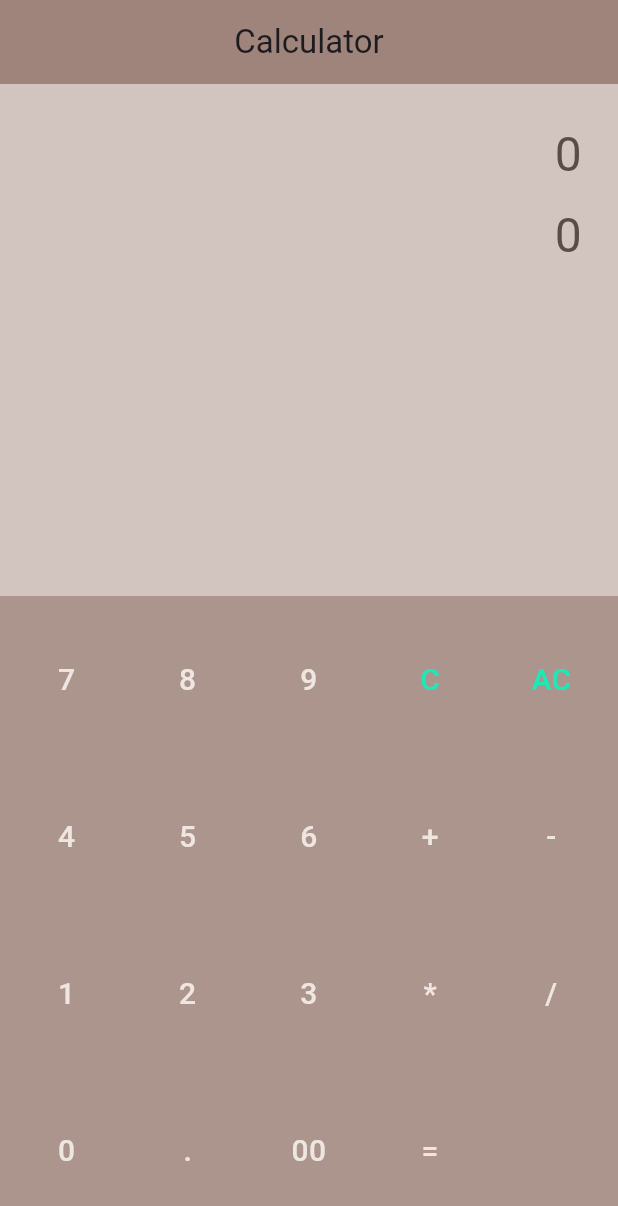
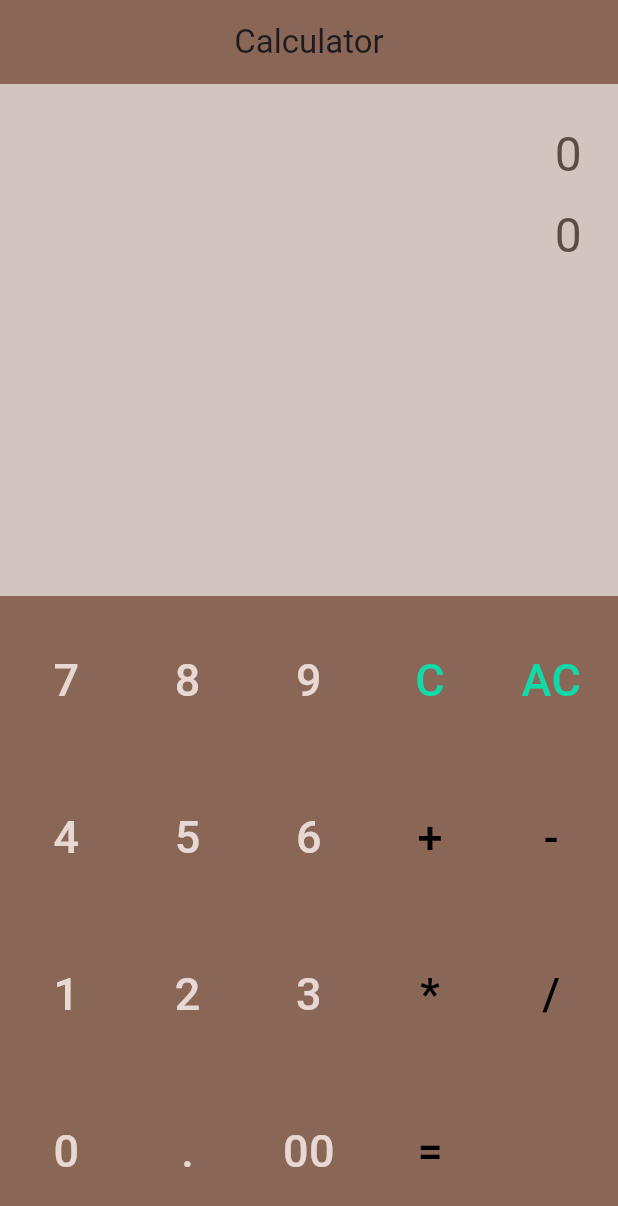
Before and after one commit to Selvam-T/mobile_piscine, a Flutter app: the screen it shows after launch, on a phone screen of 412 x 824 dp. Shown: the top 1206 px of the screen. Run offline on Flutter 3.47's test engine with Material 3 defaults, Android fonts, the phone set to English and light mode, and no system bars; our stand-ins replace cloud_firestore, firebase_auth, firebase_core, geocoding, geolocator, google_sign_in and 1 more; accounts and stored records are empty.

Commit message:
calculator_app and diary_app improvements

```diff
--- a/Docs/Coding_notes.txt
+++ b/Docs/Coding_notes.txt
@@ -182,7 +182,6 @@ ex00:
 
 ex01: Profile Page
 
-
 - create Firestore database collection id, Add fields
 - add the cloud_firestore dependency and
 - update its SDK cache
@@ -243,6 +242,13 @@ ex01: Profile Page
 
 mobileModule05
 --------------
+GitHub login is configured at the Firebase project Auth provider level, not per Android package.
+    - Both apps use the same Firebase project: diary-app-20745
+
+Google is different on Android because Google sign-in checks the Android app package and SHA certificate.
+    - That is why Module 05 needed its own Android registration and SHA setup.
+    - refer to mobileModule04/Docs/firebase_auth_setup.md
+
 - advanced_diary_app
 
 - copied over lib, test, assets folder
--- a/Docs/Evaluation_notes.txt
+++ b/Docs/Evaluation_notes.txt
@@ -79,6 +79,8 @@ ex03:
 
         static const double _maxResultMagnitude = 1000000000000;
 
+    - Avoid the last row in the grid partially being covered by navbar of Android system UI?
+        - did you implement safeArea() around the calculator body?
 
 mobileModule01 - weather_app
 ----------------------------
@@ -229,8 +231,11 @@ ex04: Weekly Tab ✅
 
 mobileModule04 - diary_app
 ---------------------------
+Login with Github is less smooth, it opens browser for github autorization.
+    - normal behavior, not app fault
 
 ex00:
+-----
 - login button
     - 1) redirects to an authentication page (not logged in) --> see Auth state management ✅
     - 2) or directly to the profile page (logged in).--> see Auth state management ✅
@@ -249,6 +254,7 @@ Test edge case:
     - block popups in browser, popup blocked message ❌
 
 ex01:
+-----
 prompt:
 Become familiar with  exercise 00 app shape.
 When ready we implement exercise 01 step by by according to the infographic workflow.
@@ -277,9 +283,13 @@ Test:
     1) malformed documents - skips instead of crashing the whole tab?
     2) notes that is missing a required field or has the wrong type, how ?
 
-mobileModule05 - advanced_weather_app ❌
+mobileModule05 - advanced_weather_app
 -------------------------------------
+Login with Github is less smooth, it opens browser for github autorization.
+    - normal behavior, not app fault
+
 ex00:
+-----
 - It does not say whether or not I can use the same
     Firebase backend project ID - diary-app-20745.firebaseapp.com
 - The avatar, username, sign out was placed in appbar in previous module
@@ -296,6 +306,7 @@ ex00:
 - A button to add a new entry ✅
 
 ex01:
+----
 - Agenda page exists, wired to calendar in bottom navigation bar ✅
 - add TableCalendar to display calendar grid ✅
 - tapping a date, shows entries from date ✅
--- a/mobileModule00/calculator_app/lib/main.dart
+++ b/mobileModule00/calculator_app/lib/main.dart
@@ -13,9 +13,8 @@ class MyApp extends StatelessWidget {
       debugShowCheckedModeBanner: false,
       title: 'Calculator',
       theme: ThemeData(
-        // Matching the warm, earthy aesthetic from your mockup image
         primarySwatch: Colors.brown,
-        scaffoldBackgroundColor: const Color(0xFFD2C4BE),
+        scaffoldBackgroundColor: const Color.fromARGB(255, 138, 102, 87),
       ),
       home: const CalculatorPage(),
     );
@@ -401,11 +400,13 @@ class _CalculatorPageState extends State<CalculatorPage> {
     return Scaffold(
       appBar: AppBar(
         title: const Text('Calculator'),
-        backgroundColor: const Color(0xFF9E847A),
+        backgroundColor: const Color.fromARGB(255, 138, 102, 87),
         centerTitle: true,
         elevation: 0,
       ),
-      body: Container(
+      body: SafeArea(
+        bottom: true,
+        child: Container(
           width: double.infinity,
           color: const Color(0xFFD2C4BE),
           child: Column(
@@ -441,7 +442,7 @@ class _CalculatorPageState extends State<CalculatorPage> {
                 flex: 5, // Allocation of screen space for the keyboard
                 child: Container(
                   padding: const EdgeInsets.all(buttonSpacing),
-                color: const Color(0xFFAB958C),
+                  color: const Color.fromARGB(255, 138, 102, 87),
                   child: LayoutBuilder(
                     builder: (context, constraints) {
                       final int buttonRowCount =
@@ -478,7 +479,7 @@ class _CalculatorPageState extends State<CalculatorPage> {
                             child: Container(
                               alignment: Alignment.center,
                               decoration: BoxDecoration(
-                              color: const Color(0xFFAB958C),
+                                color: const Color.fromARGB(255, 138, 102, 87),
                                 borderRadius: BorderRadius.circular(4),
                               ),
                               child: Center(
@@ -486,13 +487,27 @@ class _CalculatorPageState extends State<CalculatorPage> {
                                   buttonText,
                                   textAlign: TextAlign.center,
                                   style: TextStyle(
-                                  fontSize: 20,
+                                    fontSize: 30,
                                     fontWeight: FontWeight.w500,
                                     // Color logic matching your mockup text elements
                                     color:
-                                      (buttonText == 'C' || buttonText == 'AC')
-                                      ? Colors.tealAccent[400]
-                                      : const Color(0xFFEFE6E2),
+                                        (_isOperator(buttonText) ||
+                                            buttonText == '=')
+                                        ? Colors.black
+                                        : (buttonText == 'C' ||
+                                              buttonText == 'AC')
+                                        ? const Color.fromARGB(
+                                            255,
+                                            17,
+                                            217,
+                                            167,
+                                          )
+                                        : const Color.fromARGB(
+                                            255,
+                                            231,
+                                            216,
+                                            211,
+                                          ),
                                   ),
                                 ),
                               ),
@@ -507,6 +522,7 @@ class _CalculatorPageState extends State<CalculatorPage> {
             ],
           ),
         ),
+      ),
     );
   }
 }
```
Also changed, not shown: 6 other files. Lines whose indentation alone changed are shown as unchanged.
